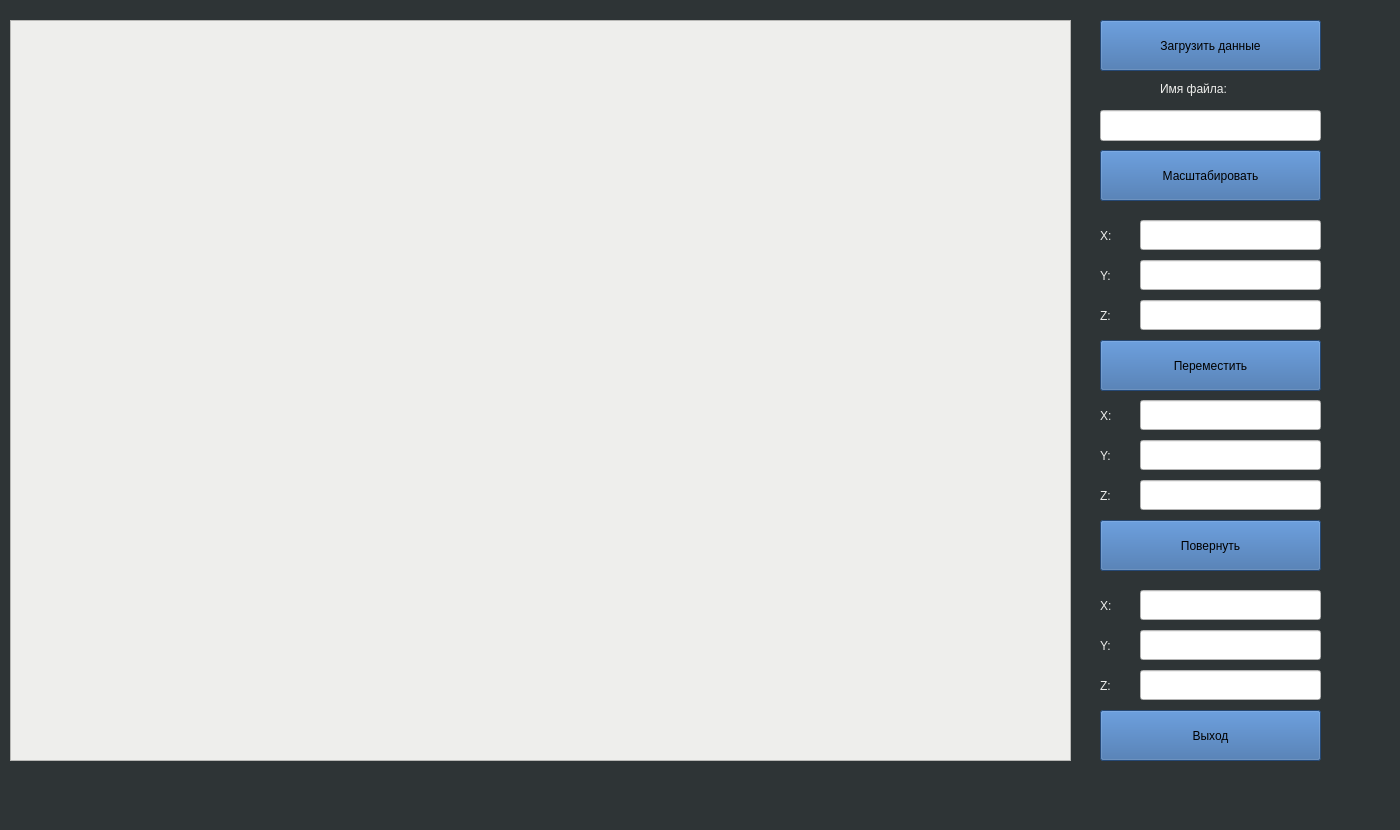
Before: the Qt Designer form lab_01/mainwindow.ui in Defo0000/bmstu_oop, drawn with Qt 5.
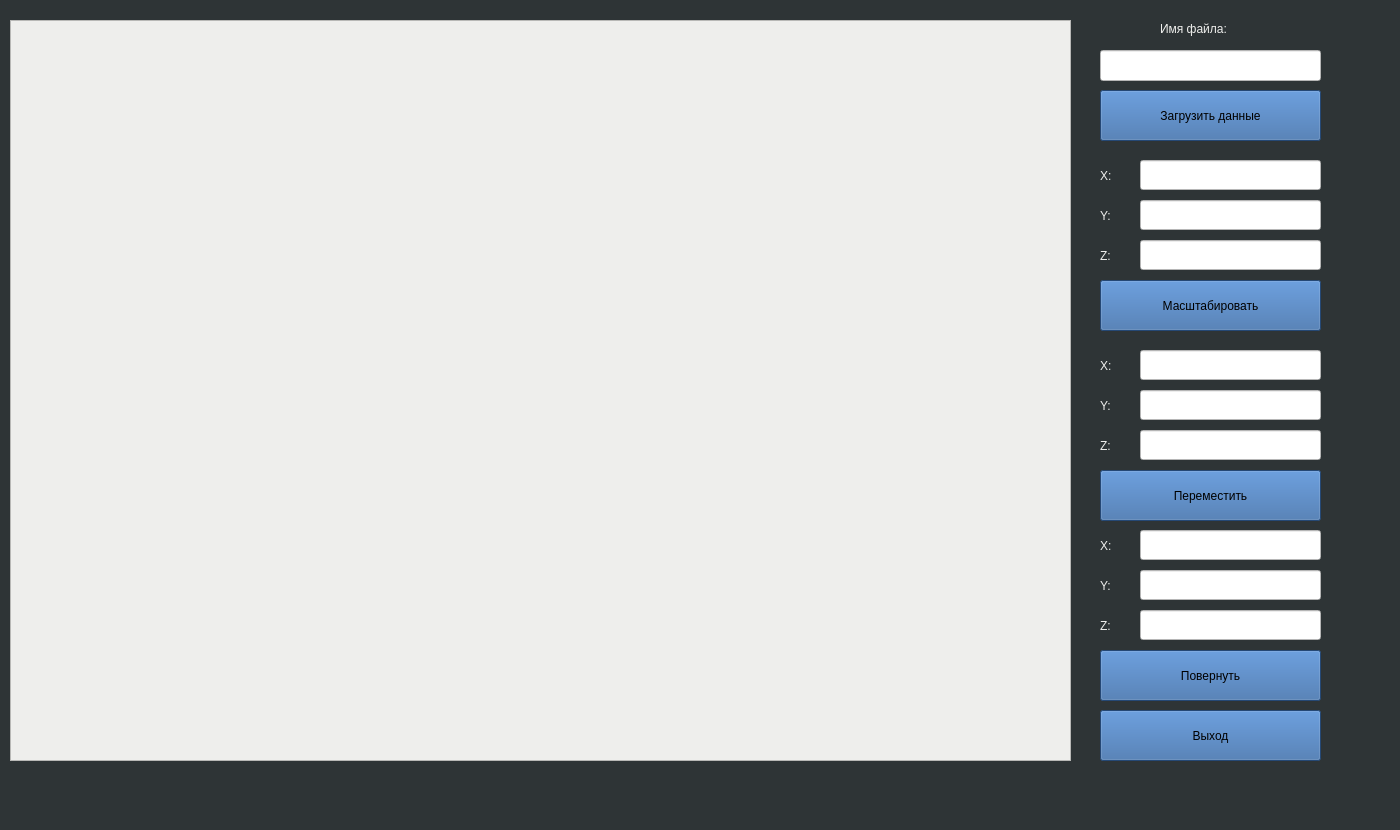
After: the same form once the commit is applied.

What changed in the file:
```diff
--- a/lab_01/mainwindow.ui
+++ b/lab_01/mainwindow.ui
@@ -34,7 +34,7 @@
     <property name="geometry">
      <rect>
       <x>1100</x>
-      <y>20</y>
+      <y>90</y>
       <width>221</width>
       <height>51</height>
      </rect>
@@ -51,7 +51,7 @@
     <property name="geometry">
      <rect>
       <x>1100</x>
-      <y>150</y>
+      <y>280</y>
       <width>221</width>
       <height>51</height>
      </rect>
@@ -68,7 +68,7 @@
     <property name="geometry">
      <rect>
       <x>1100</x>
-      <y>340</y>
+      <y>470</y>
       <width>221</width>
       <height>51</height>
      </rect>
@@ -85,7 +85,7 @@
     <property name="geometry">
      <rect>
       <x>1100</x>
-      <y>520</y>
+      <y>650</y>
       <width>221</width>
       <height>51</height>
      </rect>
@@ -119,7 +119,7 @@
     <property name="geometry">
      <rect>
       <x>1100</x>
-      <y>110</y>
+      <y>50</y>
       <width>221</width>
       <height>31</height>
      </rect>
@@ -132,7 +132,7 @@
     <property name="geometry">
      <rect>
       <x>1160</x>
-      <y>80</y>
+      <y>20</y>
       <width>111</width>
       <height>18</height>
      </rect>
@@ -148,7 +148,7 @@
     <property name="geometry">
      <rect>
       <x>1140</x>
-      <y>260</y>
+      <y>200</y>
       <width>181</width>
       <height>30</height>
      </rect>
@@ -161,7 +161,7 @@
     <property name="geometry">
      <rect>
       <x>1140</x>
-      <y>300</y>
+      <y>240</y>
       <width>181</width>
       <height>30</height>
      </rect>
@@ -174,7 +174,7 @@
     <property name="geometry">
      <rect>
       <x>1100</x>
-      <y>260</y>
+      <y>200</y>
       <width>31</width>
       <height>31</height>
      </rect>
@@ -191,7 +191,7 @@
     <property name="geometry">
      <rect>
       <x>1140</x>
-      <y>220</y>
+      <y>160</y>
       <width>181</width>
       <height>30</height>
      </rect>
@@ -204,7 +204,7 @@
     <property name="geometry">
      <rect>
       <x>1100</x>
-      <y>220</y>
+      <y>160</y>
       <width>31</width>
       <height>31</height>
      </rect>
@@ -221,7 +221,7 @@
     <property name="geometry">
      <rect>
       <x>1100</x>
-      <y>300</y>
+      <y>240</y>
       <width>31</width>
       <height>31</height>
      </rect>
@@ -237,7 +237,7 @@
     <property name="geometry">
      <rect>
       <x>1140</x>
-      <y>400</y>
+      <y>350</y>
       <width>181</width>
       <height>30</height>
      </rect>
@@ -250,7 +250,7 @@
     <property name="geometry">
      <rect>
       <x>1140</x>
-      <y>480</y>
+      <y>430</y>
       <width>181</width>
       <height>30</height>
      </rect>
@@ -263,7 +263,7 @@
     <property name="geometry">
      <rect>
       <x>1100</x>
-      <y>480</y>
+      <y>430</y>
       <width>31</width>
       <height>31</height>
      </rect>
@@ -279,7 +279,7 @@
     <property name="geometry">
      <rect>
       <x>1100</x>
-      <y>440</y>
+      <y>390</y>
       <width>31</width>
       <height>31</height>
      </rect>
@@ -296,7 +296,7 @@
     <property name="geometry">
      <rect>
       <x>1140</x>
-      <y>440</y>
+      <y>390</y>
       <width>181</width>
       <height>30</height>
      </rect>
@@ -309,7 +309,7 @@
     <property name="geometry">
      <rect>
       <x>1100</x>
-      <y>400</y>
+      <y>350</y>
       <width>31</width>
       <height>31</height>
      </rect>
@@ -326,7 +326,7 @@
     <property name="geometry">
      <rect>
       <x>1140</x>
-      <y>590</y>
+      <y>530</y>
       <width>181</width>
       <height>30</height>
      </rect>
@@ -339,7 +339,7 @@
     <property name="geometry">
      <rect>
       <x>1140</x>
-      <y>670</y>
+      <y>610</y>
       <width>181</width>
       <height>30</height>
      </rect>
@@ -352,7 +352,7 @@
     <property name="geometry">
      <rect>
       <x>1100</x>
-      <y>670</y>
+      <y>610</y>
       <width>31</width>
       <height>31</height>
      </rect>
@@ -368,7 +368,7 @@
     <property name="geometry">
      <rect>
       <x>1100</x>
-      <y>630</y>
+      <y>570</y>
       <width>31</width>
       <height>31</height>
      </rect>
@@ -385,7 +385,7 @@
     <property name="geometry">
      <rect>
       <x>1140</x>
-      <y>630</y>
+      <y>570</y>
       <width>181</width>
       <height>30</height>
      </rect>
@@ -398,7 +398,7 @@
     <property name="geometry">
      <rect>
       <x>1100</x>
-      <y>590</y>
+      <y>530</y>
       <width>31</width>
       <height>31</height>
      </rect>
```
Left out of the diff: 6 changed lines with no effect on the pictures.
